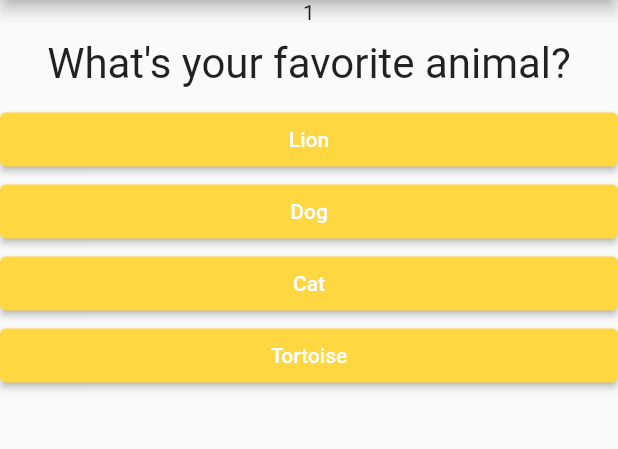
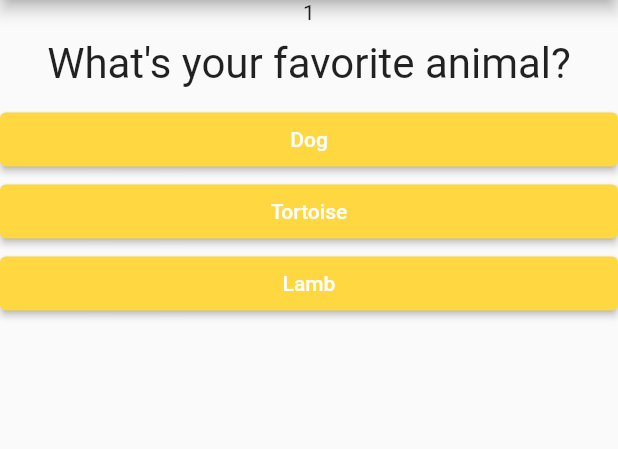
Before and after one commit to Phosah/quiz-app, a Flutter app: the screen it shows after launch, after a tap on "Black", on a phone screen of 412 x 824 dp, the part 84-533 px from its top. Run offline on Flutter 3.47's test engine with Material 2 defaults, Android fonts, the phone set to English and light mode, and no system bars.

Commit message:
Using of getters and addition of totalScore and outputting data

```diff
--- a/lib/main.dart
+++ b/lib/main.dart
@@ -3,7 +3,7 @@ import 'package:quiz_app/quiz.dart';
 import 'package:quiz_app/result.dart';
 
 void main() {
-  runApp(MyApp());
+  runApp(const MyApp());
 }
 
 class MyApp extends StatefulWidget {
@@ -19,20 +19,36 @@ class _MyAppState extends State<MyApp> {
   final _questions = const [
     {
       'questionText': "What's your favorite color?",
-      'answers': ['Black', 'Red', 'Green', 'White'],
+      'answers': [
+        {'text': 'Black', 'score': 3},
+        {'text': 'Red', 'score': 6},
+        {'text': 'Green', 'score': 15},
+      ],
     },
     {
       'questionText': "What's your favorite animal?",
-      'answers': ['Lion', 'Dog', 'Cat', 'Tortoise'],
+      'answers': [
+        {'text': 'Dog', 'score': 5},
+        {'text': 'Tortoise', 'score': 8},
+        {'text': 'Lamb', 'score': 11},
+      ],
     },
     {
       'questionText': "Who's your favorite instructor?",
-      'answers': ['Max', 'Brad', 'Jonas', 'Scott'],
+      'answers': [
+        {'text': 'Max', 'score': 3},
+        {'text': 'Brad', 'score': 5},
+        {'text': 'Jonas', 'score': 15},
+        {'text': 'Scott', 'score': 9},
+      ],
     },
   ];
   var _questionIndex = 0;
+  var _totalScore = 0;
 
-  void _answerQuestion() {
+  void _answerQuestion(int score) {
+    _totalScore = _totalScore + score;
+
     setState(() {
       _questionIndex = _questionIndex + 1;
     });
@@ -51,7 +67,7 @@ class _MyAppState extends State<MyApp> {
                 answerQuestion: _answerQuestion,
                 questionIndex: _questionIndex)
             // ignore: prefer_const_constructors
-            : Result(),
+            : Result(_totalScore),
       ),
     );
   }
--- a/lib/quiz.dart
+++ b/lib/quiz.dart
@@ -4,7 +4,7 @@ import 'answer.dart';
 
 class Quiz extends StatelessWidget {
   final List<Map<String, Object>> questions;
-  final VoidCallback answerQuestion;
+  final Function answerQuestion;
   final int questionIndex;
   const Quiz(
       {required this.questions,
@@ -18,11 +18,13 @@ class Quiz extends StatelessWidget {
       children: [
         Text(questionIndex.toString()),
         Question(questions[questionIndex]['questionText'] as String),
-        ...(questions[questionIndex]['answers'] as List<String>).map(
+        ...(questions[questionIndex]['answers'] as List<Map<String, Object>>)
+            .map(
           (answerText) {
+            print(answerText['score ']);
             return Answer(
-              answerText: answerText,
-              selectHandler: () => answerQuestion(),
+              answerText: answerText['text'] as String,
+              selectHandler: () => answerQuestion(answerText['score']),
             );
           },
         ),
```
Also changed, not shown: lib/result.dart (+18 -3 lines).
